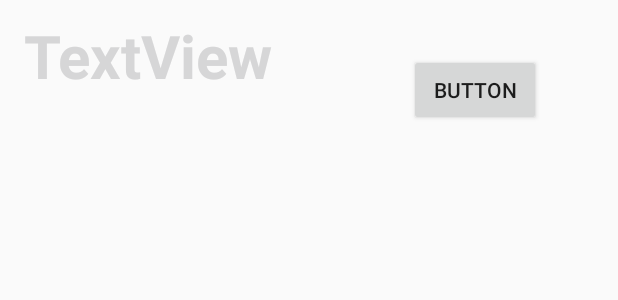
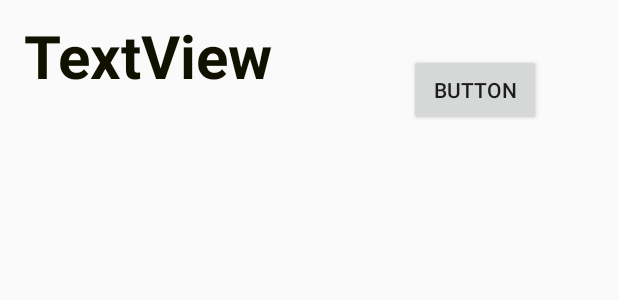
Before and after one commit to CyrilGusbin/LSINF1225-2020-GroupeL3.2-GiftWish, an Android app: the layout row_wishlist.xml on its own in the app's theme, with its tools: preview values and no code run, on a phone screen of 412 x 824 dp. Shown: the top 300 px of the screen. Run offline under Robolectric (Android 15) with nearby library versions, the phone set to English and light mode, and no system bars.

Commit message:
Listing de wishlist

```diff
--- a/app/src/main/res/layout/row_wishlist.xml
+++ b/app/src/main/res/layout/row_wishlist.xml
@@ -18,7 +18,7 @@
         android:layout_height="100dp"
         android:layout_alignParentTop="true"
         android:text="TextView"
-        android:textColor="@color/liste"
+        android:textColor="@color/Noir"
         android:textSize="40sp"
         android:textStyle="bold" />
 
```
